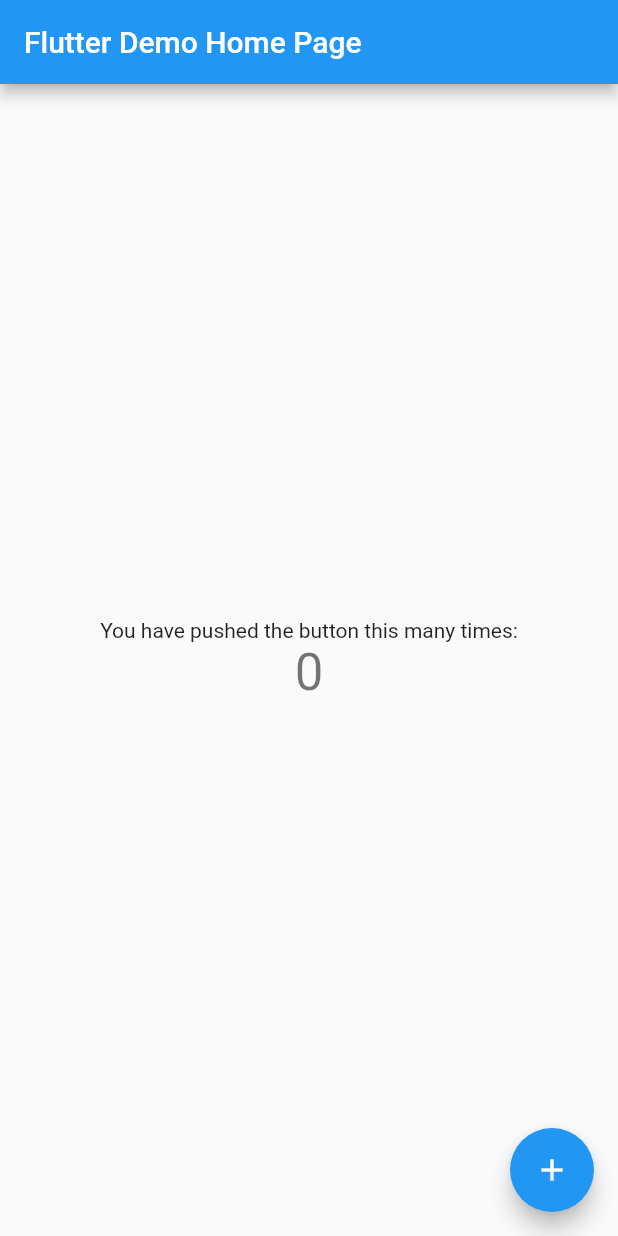
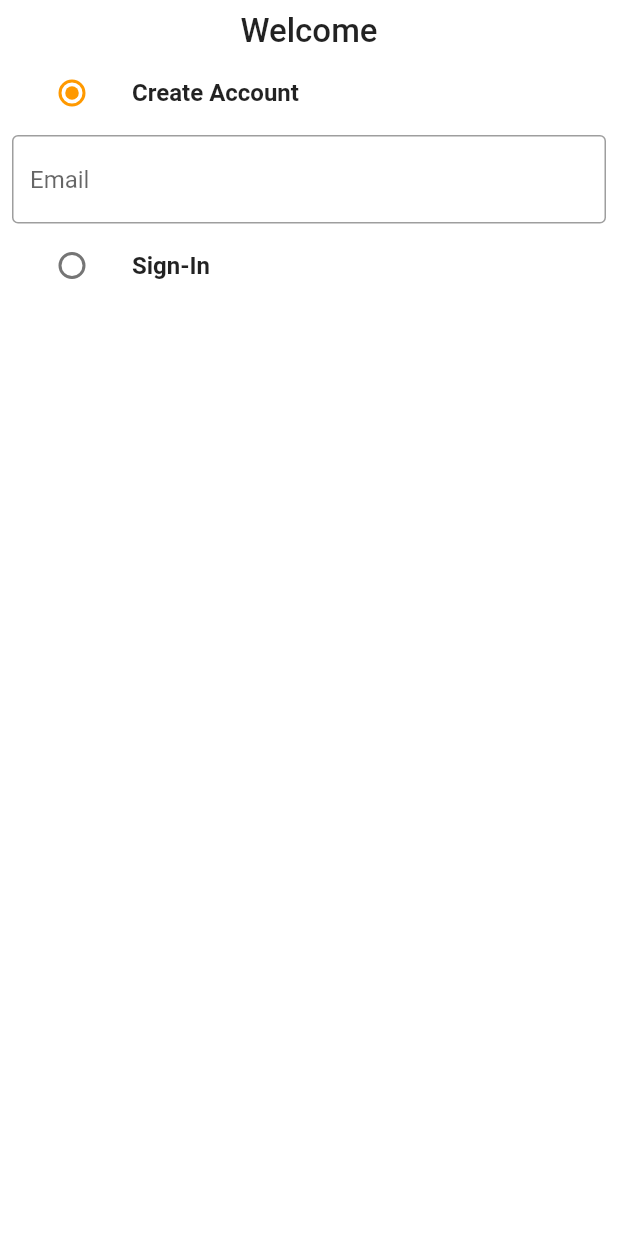
Before and after one commit to utsabhaldar/Amazon-App-and-Web-using-Flutter-and-Firebase, a Flutter app: the screen it shows after launch, on a phone screen of 412 x 824 dp. Run offline on Flutter 3.47's test engine with Material 2 defaults, Android fonts, the phone set to English and light mode, and no system bars.

Commit message:
Progress 1

```diff
--- /dev/null
+++ b/lib/common/widgets/custom_textfield.dart
@@ -0,0 +1,41 @@
+import 'package:flutter/material.dart';
+
+class CustomTextField extends StatefulWidget {
+  final TextEditingController controller;
+  final String hintText;
+  const CustomTextField({
+    Key? key,
+    required this.controller,
+    required this.hintText,
+  }) : super(key: key);
+
+  @override
+  State<CustomTextField> createState() => _CustomTextFieldState();
+}
+
+class _CustomTextFieldState extends State<CustomTextField> {
+  get controller => null;
+
+  get hintText => 'Email';
+
+  @override
+  Widget build(BuildContext context) {
+    return TextFormField(
+      controller: controller,
+      decoration: InputDecoration(
+        hintText: hintText,
+        border: const OutlineInputBorder(
+          borderSide: BorderSide(
+            color: Colors.black38,
+          ),
+        ),
+        enabledBorder: const OutlineInputBorder(
+          borderSide: BorderSide(
+            color: Colors.black38,
+          ),
+        ),
+      ),
+      validator: (val) {},
+    );
+  }
+}
--- /dev/null
+++ b/lib/constants/global_variable.dart
@@ -0,0 +1,17 @@
+import 'package:flutter/material.dart';
+
+class GlobalVariable {
+  static const appBarGradient = LinearGradient(
+    colors: [
+      Color.fromARGB(255, 29, 201, 192),
+      Color.fromARGB(255, 125, 221, 216),
+    ],
+    stops: [0.5, 1.0],
+  );
+
+  static const secondaryColor = Color.fromRGBO(255, 153, 0, 1);
+  static const backgroundColor = Colors.white;
+  static const Color greyBackgroundCOlor = Color(0xffebecee);
+  static var selectedNavBarColor = Colors.cyan[800]!;
+  static const unselectedNavBarColor = Colors.black87;
+}
--- /dev/null
+++ b/lib/features/auth/screens/auth_screen.dart
@@ -0,0 +1,105 @@
+import 'package:flutter/material.dart';
+import 'package:shopping_app/common/widgets/custom_textfield.dart';
+import 'package:shopping_app/constants/global_variable.dart';
+
+enum Auth {
+  signin,
+  signup,
+}
+
+class AuthScreen extends StatefulWidget {
+  static const String routeName = '/auth-screen';
+  const AuthScreen({super.key});
+
+  @override
+  State<AuthScreen> createState() => _AuthScreenState();
+}
+
+class _AuthScreenState extends State<AuthScreen> {
+  Auth _auth = Auth.signup;
+  final _signUpFormKey = GlobalKey<FormState>();
+  final _signInFormKey = GlobalKey<FormState>();
+
+  final TextEditingController _emailController = TextEditingController();
+  final TextEditingController _passwordController = TextEditingController();
+  final TextEditingController _nameController = TextEditingController();
+
+  @override
+  void dispose() {
+    super.dispose();
+    _emailController.dispose();
+    _passwordController.dispose();
+    _nameController.dispose();
+  }
+
+  @override
+  Widget build(BuildContext context) {
+    return Scaffold(
+      backgroundColor: GlobalVariable.backgroundColor,
+      body: SafeArea(
+        child: Padding(
+          padding: const EdgeInsets.all(8.0),
+          child: Column(
+            children: [
+              Text(
+                "Welcome",
+                style: TextStyle(
+                  fontSize: 22,
+                  fontWeight: FontWeight.w500,
+                ),
+              ),
+              ListTile(
+                title: Text(
+                  "Create Account",
+                  style: TextStyle(
+                    fontWeight: FontWeight.bold,
+                  ),
+                ),
+                leading: Radio(
+                  activeColor: GlobalVariable.secondaryColor,
+                  value: Auth.signup,
+                  groupValue: _auth,
+                  onChanged: (Auth? val) {
+                    setState(() {
+                      _auth = val!;
+                    });
+                  },
+                ),
+              ),
+              if (_auth == Auth.signup)
+                Form(
+                  key: _signUpFormKey,
+                  child: Column(
+                    children: [
+                      CustomTextField(
+                        controller: _emailController,
+                        hintText: 'Email',
+                      )
+                    ],
+                  ),
+                ),
+              ListTile(
+                title: Text(
+                  "Sign-In",
+                  style: TextStyle(
+                    fontWeight: FontWeight.bold,
+                  ),
+                ),
+                leading: Radio(
+                  activeColor: GlobalVariable.secondaryColor,
+                  value: Auth.signin,
+                  groupValue: _auth,
+                  onChanged: (Auth? val) {
+                    setState(() {
+                      _auth = val!;
+                    });
+                  },
+                ),
+              ),
+            ],
+          ),
+        ),
+      ),
+    );
+  }
+}
--- a/lib/main.dart
+++ b/lib/main.dart
@@ -1,4 +1,7 @@
 import 'package:flutter/material.dart';
+import 'package:shopping_app/constants/global_variable.dart';
+import 'package:shopping_app/features/auth/screens/auth_screen.dart';
+import 'package:shopping_app/router.dart';
 
 void main() {
   runApp(const MyApp());
@@ -7,109 +10,24 @@ void main() {
 class MyApp extends StatelessWidget {
   const MyApp({super.key});
 
-  // This widget is the root of your application.
   @override
   Widget build(BuildContext context) {
     return MaterialApp(
-      title: 'Flutter Demo',
+      title: 'Amazon',
       theme: ThemeData(
-        // This is the theme of your application.
-        //
-        // Try running your application with "flutter run". You'll see the
-        // application has a blue toolbar. Then, without quitting the app, try
-        // changing the primarySwatch below to Colors.green and then invoke
-        // "hot reload" (press "r" in the console where you ran "flutter run",
-        // or simply save your changes to "hot reload" in a Flutter IDE).
-        // Notice that the counter didn't reset back to zero; the application
-        // is not restarted.
-        primarySwatch: Colors.blue,
+        scaffoldBackgroundColor: GlobalVariable.backgroundColor,
+        colorScheme: const ColorScheme.light(
+          primary: GlobalVariable.secondaryColor,
+        ),
+        appBarTheme: const AppBarTheme(
+          elevation: 0,
+          iconTheme: IconThemeData(
+            color: Colors.black,
+          ),
+        ),
       ),
-      home: const MyHomePage(title: 'Flutter Demo Home Page'),
+      onGenerateRoute: (settings) => generateRoute(settings),
+      home: const AuthScreen(),
     );
   }
 }
-
-class MyHomePage extends StatefulWidget {
-  const MyHomePage({super.key, required this.title});
-
-  // This widget is the home page of your application. It is stateful, meaning
-  // that it has a State object (defined below) that contains fields that affect
-  // how it looks.
-
-  // This class is the configuration for the state. It holds the values (in this
-  // case the title) provided by the parent (in this case the App widget) and
-  // used by the build method of the State. Fields in a Widget subclass are
-  // always marked "final".
-
-  final String title;
-
-  @override
-  State<MyHomePage> createState() => _MyHomePageState();
-}
-
-class _MyHomePageState extends State<MyHomePage> {
-  int _counter = 0;
-
-  void _incrementCounter() {
-    setState(() {
-      // This call to setState tells the Flutter framework that something has
-      // changed in this State, which causes it to rerun the build method below
-      // so that the display can reflect the updated values. If we changed
-      // _counter without calling setState(), then the build method would not be
-      // called again, and so nothing would appear to happen.
-      _counter++;
-    });
-  }
-
-  @override
-  Widget build(BuildContext context) {
-    // This method is rerun every time setState is called, for instance as done
-    // by the _incrementCounter method above.
-    //
-    // The Flutter framework has been optimized to make rerunning build methods
-    // fast, so that you can just rebuild anything that needs updating rather
-    // than having to individually change instances of widgets.
-    return Scaffold(
-      appBar: AppBar(
-        // Here we take the value from the MyHomePage object that was created by
-        // the App.build method, and use it to set our appbar title.
-        title: Text(widget.title),
-      ),
-      body: Center(
-        // Center is a layout widget. It takes a single child and positions it
-        // in the middle of the parent.
-        child: Column(
-          // Column is also a layout widget. It takes a list of children and
-          // arranges them vertically. By default, it sizes itself to fit its
-          // children horizontally, and tries to be as tall as its parent.
-          //
-          // Invoke "debug painting" (press "p" in the console, choose the
-          // "Toggle Debug Paint" action from the Flutter Inspector in Android
-          // Studio, or the "Toggle Debug Paint" command in Visual Studio Code)
-          // to see the wireframe for each widget.
-          //
-          // Column has various properties to control how it sizes itself and
-          // how it positions its children. Here we use mainAxisAlignment to
-          // center the children vertically; the main axis here is the vertical
-          // axis because Columns are vertical (the cross axis would be
-          // horizontal).
-          mainAxisAlignment: MainAxisAlignment.center,
-          children: <Widget>[
-            const Text(
-              'You have pushed the button this many times:',
-            ),
-            Text(
-              '$_counter',
-              style: Theme.of(context).textTheme.headlineMedium,
-            ),
-          ],
-        ),
-      ),
-      floatingActionButton: FloatingActionButton(
-        onPressed: _incrementCounter,
-        tooltip: 'Increment',
-        child: const Icon(Icons.add),
-      ), // This trailing comma makes auto-formatting nicer for build methods.
-    );
-  }
-}
--- /dev/null
+++ b/lib/router.dart
@@ -0,0 +1,20 @@
+import 'package:flutter/material.dart';
+import 'package:shopping_app/features/auth/screens/auth_screen.dart';
+
+Route<dynamic> generateRoute(RouteSettings routeSettings) {
+  switch (routeSettings.name) {
+    case AuthScreen.routeName:
+      return MaterialPageRoute(
+        settings: routeSettings,
+        builder: (_) => const AuthScreen(),
+      );
+    default:
+      return MaterialPageRoute(
+        builder: (_) => const Scaffold(
+          body: Center(
+            child: Text('Wrong page!'),
+          ),
+        ),
+      );
+  }
+}
```
